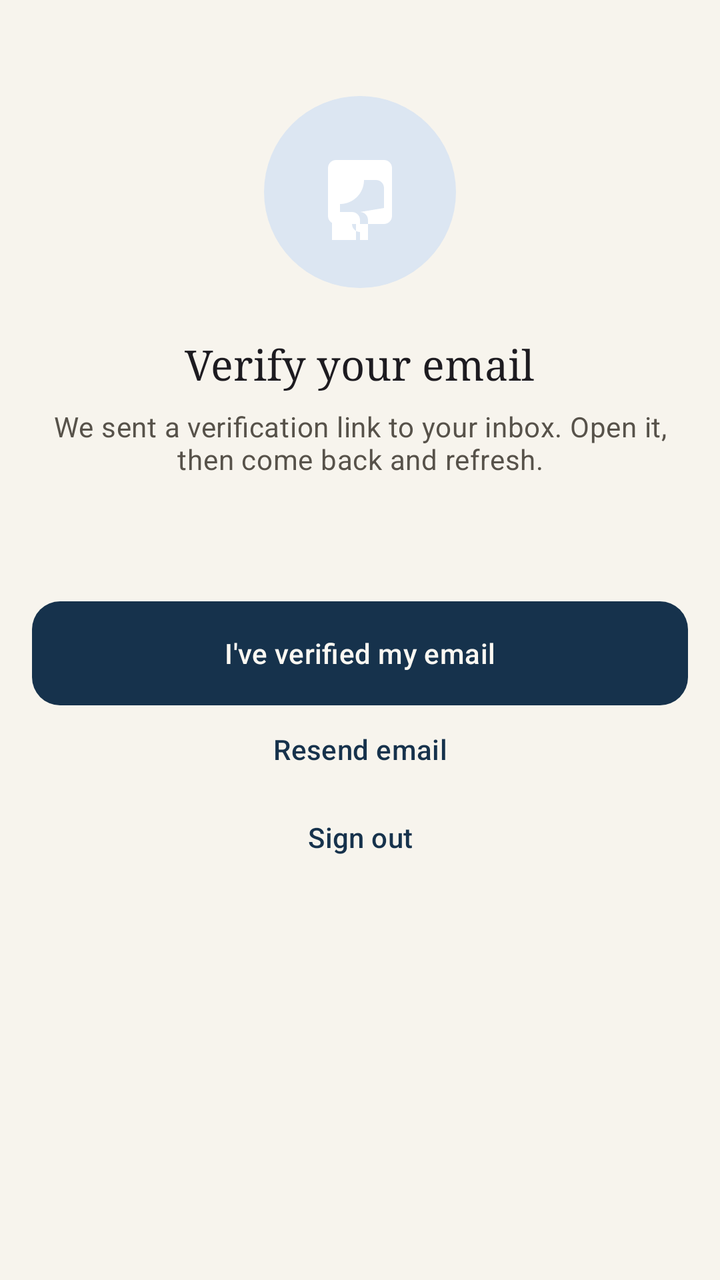
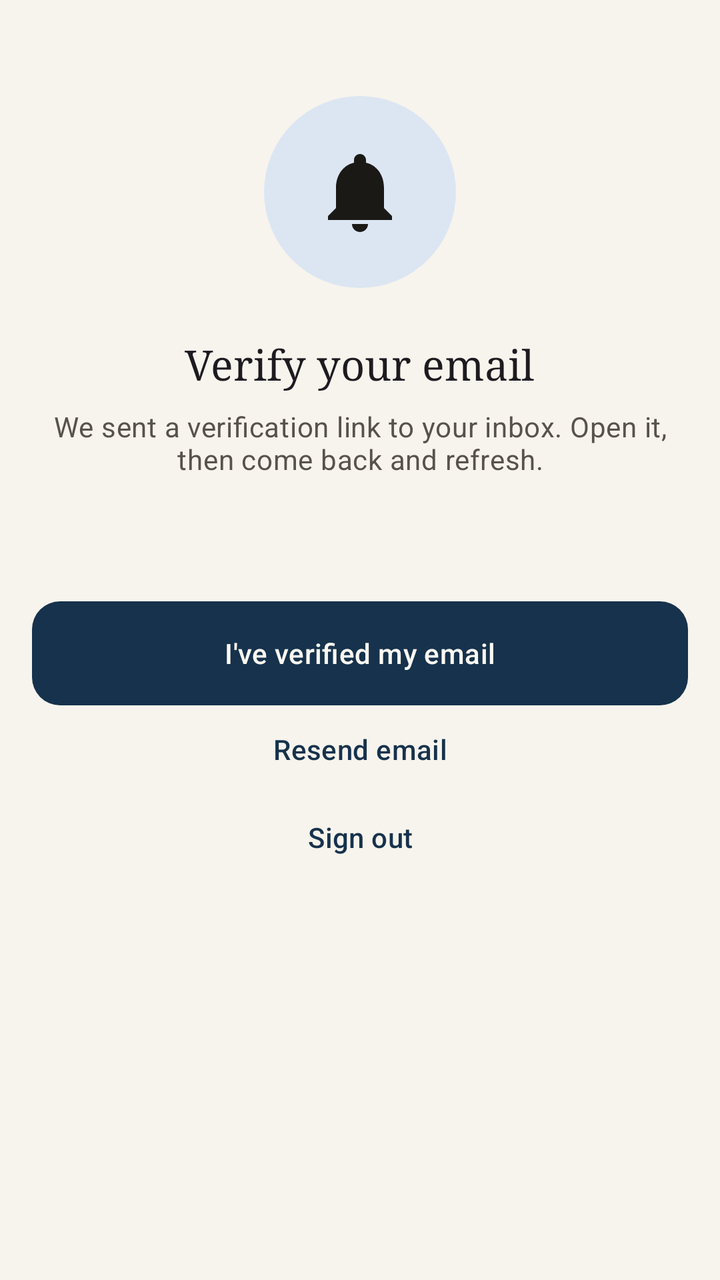

Two renders of the same Android screen: before a commit and after it. Below are the layout's source before the change and the commit's diff.
<!-- AndroidManifest.xml: application theme Theme.CampusSync -->
<!-- res/layout/fragment_verify_email.xml -->
<?xml version="1.0" encoding="utf-8"?>
<androidx.constraintlayout.widget.ConstraintLayout xmlns:android="http://schemas.android.com/apk/res/android"
    xmlns:app="http://schemas.android.com/apk/res-auto"
    android:id="@+id/root"
    android:layout_width="match_parent"
    android:layout_height="match_parent"
    android:padding="@dimen/spacing_md">

    <ImageView
        android:id="@+id/ivMail"
        android:layout_width="96dp"
        android:layout_height="96dp"
        android:layout_marginTop="@dimen/spacing_xl"
        android:background="@drawable/bg_circle_primary"
        android:contentDescription="@string/verify_email_title"
        android:padding="24dp"
        android:src="@drawable/ic_notification"
        app:layout_constraintEnd_toEndOf="parent"
        app:layout_constraintStart_toStartOf="parent"
        app:layout_constraintTop_toTopOf="parent" />

    <TextView
        android:id="@+id/tvTitle"
        android:layout_width="wrap_content"
        android:layout_height="wrap_content"
        android:layout_marginTop="@dimen/spacing_lg"
        android:text="@string/verify_email_title"
        android:textAppearance="?attr/textAppearanceHeadlineSmall"
        app:layout_constraintEnd_toEndOf="parent"
        app:layout_constraintStart_toStartOf="parent"
        app:layout_constraintTop_toBottomOf="@id/ivMail" />

    <TextView
        android:id="@+id/tvMessage"
        android:layout_width="0dp"
        android:layout_height="wrap_content"
        android:layout_marginTop="@dimen/spacing_sm"
        android:gravity="center"
        android:text="@string/verify_email_message"
        android:textAppearance="?attr/textAppearanceBodyMedium"
        android:textColor="?attr/colorOnSurfaceVariant"
        app:layout_constraintEnd_toEndOf="parent"
        app:layout_constraintStart_toStartOf="parent"
        app:layout_constraintTop_toBottomOf="@id/tvTitle" />

    <TextView
        android:id="@+id/tvEmail"
        android:layout_width="wrap_content"
        android:layout_height="wrap_content"
        android:layout_marginTop="@dimen/spacing_md"
        android:textAppearance="?attr/textAppearanceTitleMedium"
        android:textColor="?attr/colorPrimary"
        app:layout_constraintEnd_toEndOf="parent"
        app:layout_constraintStart_toStartOf="parent"
        app:layout_constraintTop_toBottomOf="@id/tvMessage" />

    <com.google.android.material.button.MaterialButton
        android:id="@+id/btnRefresh"
        android:layout_width="0dp"
        android:layout_height="wrap_content"
        android:layout_marginTop="@dimen/spacing_lg"
        android:text="@string/btn_i_verified"
        app:layout_constraintEnd_toEndOf="parent"
        app:layout_constraintStart_toStartOf="parent"
        app:layout_constraintTop_toBottomOf="@id/tvEmail" />

    <com.google.android.material.button.MaterialButton
        android:id="@+id/btnResend"
        style="@style/Widget.CampusSync.Button.Text"
        android:layout_width="0dp"
        android:layout_height="wrap_content"
        android:text="@string/btn_resend_email"
        app:layout_constraintEnd_toEndOf="parent"
        app:layout_constraintStart_toStartOf="parent"
        app:layout_constraintTop_toBottomOf="@id/btnRefresh" />

    <com.google.android.material.button.MaterialButton
        android:id="@+id/btnSignOut"
        style="@style/Widget.CampusSync.Button.Text"
        android:layout_width="0dp"
        android:layout_height="wrap_content"
        android:text="@string/btn_sign_out"
        app:layout_constraintEnd_toEndOf="parent"
        app:layout_constraintStart_toStartOf="parent"
        app:layout_constraintTop_toBottomOf="@id/btnResend" />

    <ProgressBar
        android:id="@+id/progressBar"
        android:layout_width="wrap_content"
        android:layout_height="wrap_content"
        android:visibility="gone"
        app:layout_constraintBottom_toBottomOf="parent"
        app:layout_constraintEnd_toEndOf="parent"
        app:layout_constraintStart_toStartOf="parent" />

</androidx.constraintlayout.widget.ConstraintLayout>
<!-- resources referenced by this layout -->
<resources>
  <dimen name="spacing_lg">24dp</dimen>
  <dimen name="spacing_md">16dp</dimen>
  <dimen name="spacing_sm">8dp</dimen>
  <dimen name="spacing_xl">32dp</dimen>
  <!-- drawable bg_circle_primary (drawable) -->
  <?xml version="1.0" encoding="utf-8"?>
  <shape xmlns:android="http://schemas.android.com/apk/res/android"
      android:shape="oval">
      <solid android:color="?attr/colorPrimaryContainer" />
  </shape>
  <!-- drawable ic_notification (drawable) -->
  <?xml version="1.0" encoding="utf-8"?>
  <vector xmlns:android="http://schemas.android.com/apk/res/android"
      android:width="24dp"
      android:height="24dp"
      android:viewportWidth="24"
      android:viewportHeight="24">
      <path
          android:fillColor="#FFFFFF"
          android:pathData="M12,22c1.1,0 2,-0.9 2,-2h-4c0,1.1 0.9,2 2,2zM18,16v-5c0,-1.1 -0.9,-2 -2,-2h-3c0,3.31 -2.69,6 -6,6v2h2c1.1,0 2,0.9 2,2v5h-6v2h6v-2h-6v-5c0,-1.1 0.9,-2 2,-2h3c1.1,0 2,0.9 2,2v5h2v-5c0,-1.1 -0.9,-2 -2,-2zM4,6c0,-1.1 0.9,-2 2,-2h12c1.1,0 2,0.9 2,2v12c0,1.1 -0.9,2 -2,2H6c-1.1,0 -2,-0.9 -2,-2V6z"/>
  </vector>
  <string name="btn_i_verified">I\'ve verified my email</string>
  <string name="btn_resend_email">Resend email</string>
  <string name="btn_sign_out">Sign out</string>
  <string name="verify_email_message">We sent a verification link to your inbox. Open it, then come back and refresh.</string>
  <string name="verify_email_title">Verify your email</string>
  <color name="primary">#16324C</color>
  <color name="on_primary">#FBF8F2</color>
  <color name="primary_container">#DCE6F2</color>
  <color name="on_primary_container">#0B1F31</color>
  <color name="secondary">#9A5B16</color>
  <color name="on_secondary">#FFFFFF</color>
  <color name="secondary_container">#F7E5C9</color>
  <color name="on_secondary_container">#3A2405</color>
  <color name="tertiary">#2C6357</color>
  <color name="on_tertiary">#FFFFFF</color>
  <color name="tertiary_container">#D6E9E2</color>
  <color name="on_tertiary_container">#0C2A23</color>
  <color name="error">#B3261E</color>
  <color name="on_error">#FFFFFF</color>
  <color name="error_container">#F9DEDC</color>
  <color name="on_error_container">#410E0B</color>
  <color name="background">#F7F4ED</color>
  <color name="surface">#FFFDF9</color>
  <color name="on_surface">#1A1916</color>
  <color name="surface_variant">#EFEADF</color>
  <color name="on_surface_variant">#57524A</color>
  <color name="surface_container_lowest">#FFFFFF</color>
  <color name="surface_container_low">#FCFAF4</color>
  <color name="surface_container">#F2EEE5</color>
  <color name="surface_container_high">#EBE6DA</color>
  <color name="surface_container_highest">#E4DED1</color>
  <color name="inverse_surface">#2F2C27</color>
  <color name="inverse_on_surface">#F6F1E7</color>
  <color name="inverse_primary">#A9C7E6</color>
  <color name="outline">#857F73</color>
  <color name="outline_variant">#DFD9CC</color>
  <style name="TextAppearance.CampusSync.TitleLarge" parent="TextAppearance.Material3.TitleLarge">
          <item name="fontFamily">serif</item>
          <item name="android:fontFamily">serif</item>
          <item name="android:textSize">20sp</item>
          <item name="android:letterSpacing">0</item>
      </style>
  <style name="TextAppearance.CampusSync.BodySmall" parent="TextAppearance.Material3.BodySmall">
          <item name="fontFamily">sans-serif</item>
          <item name="android:fontFamily">sans-serif</item>
          <item name="android:textSize">13sp</item>
          <item name="android:lineSpacingMultiplier">1.25</item>
      </style>
  <dimen name="corner_radius">20dp</dimen>
  <style name="TextAppearance.CampusSync.ToolbarTitle" parent="TextAppearance.Material3.TitleLarge">
          <item name="fontFamily">serif</item>
          <item name="android:fontFamily">serif</item>
          <item name="android:textSize">22sp</item>
          <item name="android:letterSpacing">0</item>
      </style>
  <!-- unchanged entries left out for length: 20 -->
</resources>

<!-- the commit's change to res/layout/fragment_verify_email.xml (unified diff, before → after) -->
@@ -14,7 +14,7 @@
         android:background="@drawable/bg_circle_primary"
         android:contentDescription="@string/verify_email_title"
         android:padding="24dp"
-        android:src="@drawable/ic_notification"
+        android:src="@drawable/ic_notices"
         app:layout_constraintEnd_toEndOf="parent"
         app:layout_constraintStart_toStartOf="parent"
         app:layout_constraintTop_toTopOf="parent" />
<!-- resource entries referenced after the edit -->
@@ -10,7 +10,7 @@
       android:shape="oval">
       <solid android:color="?attr/colorPrimaryContainer" />
   </shape>
-  <!-- drawable ic_notification (drawable) -->
+  <!-- drawable ic_notices (drawable) -->
   <?xml version="1.0" encoding="utf-8"?>
   <vector xmlns:android="http://schemas.android.com/apk/res/android"
       android:width="24dp"
@@ -18,8 +18,8 @@
       android:viewportWidth="24"
       android:viewportHeight="24">
       <path
-          android:fillColor="#FFFFFF"
-          android:pathData="M12,22c1.1,0 2,-0.9 2,-2h-4c0,1.1 0.9,2 2,2zM18,16v-5c0,-1.1 -0.9,-2 -2,-2h-3c0,3.31 -2.69,6 -6,6v2h2c1.1,0 2,0.9 2,2v5h-6v2h6v-2h-6v-5c0,-1.1 0.9,-2 2,-2h3c1.1,0 2,0.9 2,2v5h2v-5c0,-1.1 -0.9,-2 -2,-2zM4,6c0,-1.1 0.9,-2 2,-2h12c1.1,0 2,0.9 2,2v12c0,1.1 -0.9,2 -2,2H6c-1.1,0 -2,-0.9 -2,-2V6z"/>
+          android:fillColor="?attr/colorOnSurface"
+          android:pathData="M12,22c1.1,0 2,-0.9 2,-2h-4c0,1.1 0.9,2 2,2zM18,16v-5c0,-3.07 -1.63,-5.64 -4.5,-6.32V4c0,-0.83 -0.67,-1.5 -1.5,-1.5s-1.5,0.67 -1.5,1.5v0.68C7.64,5.36 6,7.92 6,11v5l-2,2v1h16v-1l-2,-2z" />
   </vector>
   <string name="btn_i_verified">I\'ve verified my email</string>
   <string name="btn_resend_email">Resend email</string>
